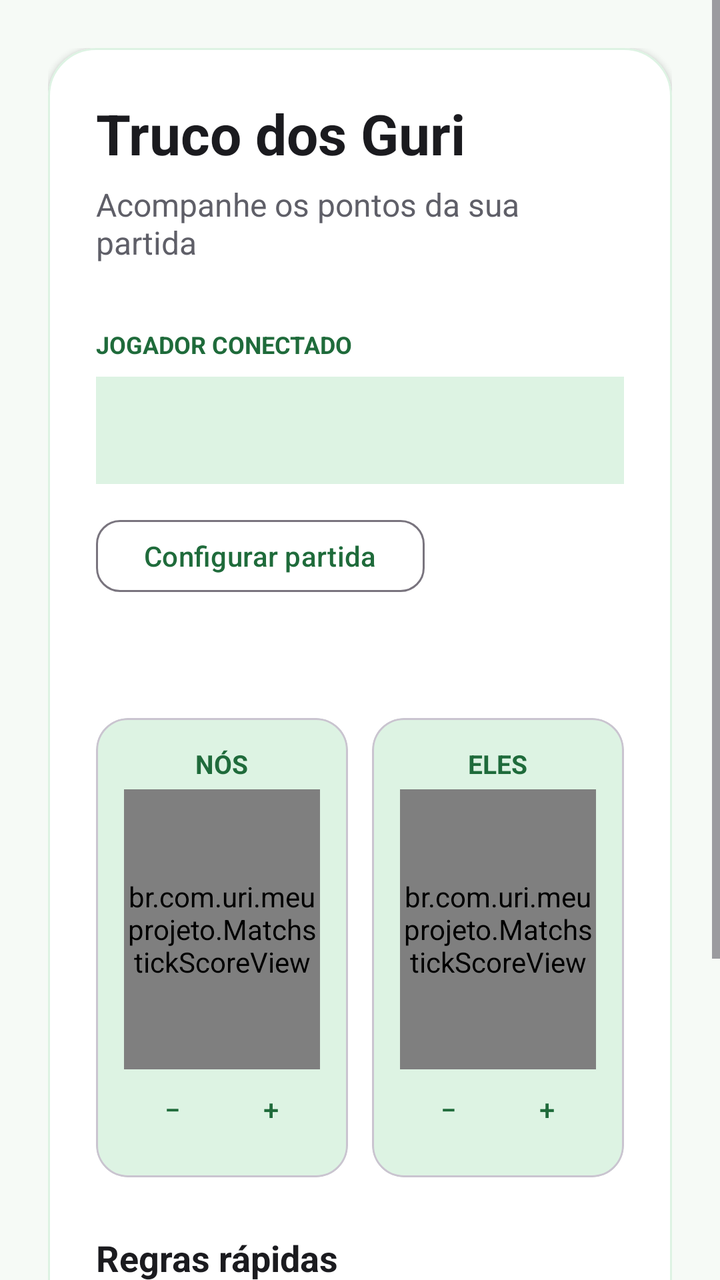
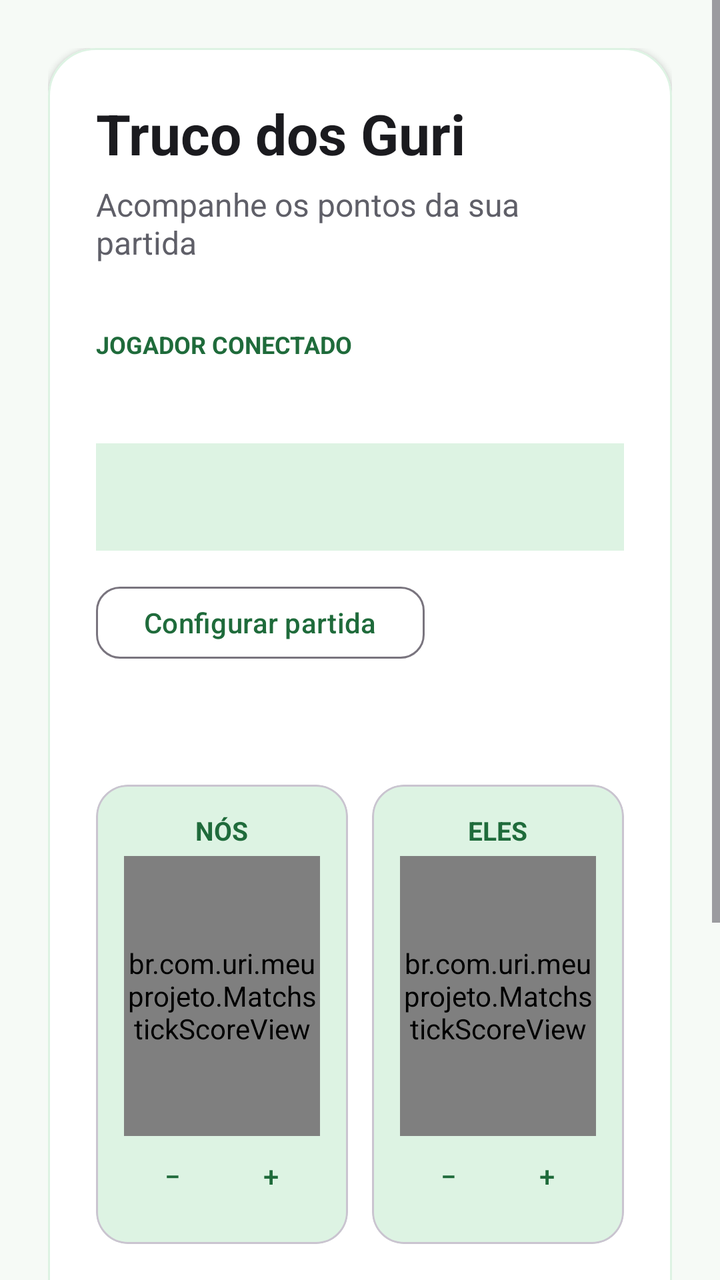

An Android layout rendered at two revisions. The XML below is the earlier revision; the diff shows what the commit changed to produce the second picture.
<!-- AndroidManifest.xml: application theme Theme.MyApplication -->
<!-- res/layout/activity_welcome.xml -->
<?xml version="1.0" encoding="utf-8"?>
<ScrollView
    xmlns:android="http://schemas.android.com/apk/res/android"
    xmlns:app="http://schemas.android.com/apk/res-auto"
    android:layout_width="match_parent"
    android:layout_height="match_parent"
    android:background="@color/screen_background"
    android:fillViewport="true">

    <LinearLayout
        android:layout_width="match_parent"
        android:layout_height="match_parent"
        android:gravity="center"
        android:orientation="vertical"
        android:padding="24dp">

        <com.google.android.material.card.MaterialCardView
            android:layout_width="match_parent"
            android:layout_height="wrap_content"
            app:cardBackgroundColor="@color/white"
            app:cardCornerRadius="24dp"
            app:cardElevation="2dp"
            app:strokeColor="@color/primary_container"
            app:strokeWidth="1dp">

            <LinearLayout
                android:layout_width="match_parent"
                android:layout_height="wrap_content"
                android:orientation="vertical"
                android:padding="24dp">

                <TextView
                    android:layout_width="wrap_content"
                    android:layout_height="wrap_content"
                    android:text="Truco dos Guri"
                    android:textColor="@color/text_primary"
                    android:textSize="28sp"
                    android:textStyle="bold" />

                <TextView
                    android:layout_width="wrap_content"
                    android:layout_height="wrap_content"
                    android:layout_marginTop="6dp"
                    android:text="Acompanhe os pontos da sua partida"
                    android:textColor="@color/text_secondary"
                    android:textSize="16sp" />

                <TextView
                    android:layout_width="wrap_content"
                    android:layout_height="wrap_content"
                    android:layout_marginTop="32dp"
                    android:text="JOGADOR CONECTADO"
                    android:textColor="@color/primary"
                    android:textSize="12sp"
                    android:textStyle="bold" />

                <TextView
                    android:id="@+id/tvUserEmail"
                    android:layout_width="match_parent"
                    android:layout_height="wrap_content"
                    android:layout_marginTop="8dp"
                    android:background="@color/primary_container"
                    android:padding="16dp"
                    android:textColor="@color/text_primary"
                    android:textSize="16sp" />

                <com.google.android.material.button.MaterialButton
                    android:id="@+id/btnMatchSettings"
                    style="@style/Widget.Material3.Button.OutlinedButton"
                    android:layout_width="wrap_content"
                    android:layout_height="44dp"
                    android:layout_marginTop="14dp"
                    android:text="Configurar partida"
                    android:textAllCaps="false"
                    app:cornerRadius="12dp" />

                <TextView
                    android:id="@+id/tvMatchStatus"
                    android:layout_width="match_parent"
                    android:layout_height="wrap_content"
                    android:layout_marginTop="28dp"
                    android:gravity="center"
                    android:textColor="@color/text_secondary"
                    android:textSize="14sp" />

                <LinearLayout
                    android:layout_width="match_parent"
                    android:layout_height="wrap_content"
                    android:layout_marginTop="12dp"
                    android:orientation="horizontal">

                    <com.google.android.material.card.MaterialCardView
                        android:layout_width="0dp"
                        android:layout_height="wrap_content"
                        android:layout_weight="1"
                        android:layout_marginEnd="6dp"
                        app:cardBackgroundColor="@color/primary_container"
                        app:cardCornerRadius="16dp">

                        <LinearLayout
                            android:layout_width="match_parent"
                            android:layout_height="wrap_content"
                            android:gravity="center"
                            android:orientation="vertical"
                            android:padding="14dp">

                            <TextView
                                android:layout_width="wrap_content"
                                android:layout_height="wrap_content"
                                android:text="NÓS"
                                android:textColor="@color/primary"
                                android:textSize="13sp"
                                android:textStyle="bold" />

                            <br.com.uri.meuprojeto.MatchstickScoreView
                                android:id="@+id/matchsticksTeamOne"
                                android:layout_width="wrap_content"
                                android:layout_height="140dp"
                                android:layout_marginTop="4dp"
                                android:minWidth="130dp" />

                            <LinearLayout
                                android:layout_width="match_parent"
                                android:layout_height="wrap_content"
                                android:orientation="horizontal">

                                <com.google.android.material.button.MaterialButton
                                    android:id="@+id/btnTeamOneDecrease"
                                    style="@style/Widget.Material3.Button.TextButton"
                                    android:layout_width="0dp"
                                    android:layout_height="40dp"
                                    android:layout_weight="1"
                                    android:text="−"
                                    android:textAllCaps="false" />

                                <com.google.android.material.button.MaterialButton
                                    android:id="@+id/btnTeamOneIncrease"
                                    style="@style/Widget.Material3.Button.TextButton"
                                    android:layout_width="0dp"
                                    android:layout_height="40dp"
                                    android:layout_weight="1"
                                    android:text="+"
                                    android:textAllCaps="false" />
                            </LinearLayout>
                        </LinearLayout>
                    </com.google.android.material.card.MaterialCardView>

                    <com.google.android.material.card.MaterialCardView
                        android:layout_width="0dp"
                        android:layout_height="wrap_content"
                        android:layout_weight="1"
                        android:layout_marginStart="6dp"
                        app:cardBackgroundColor="@color/primary_container"
                        app:cardCornerRadius="16dp">

                        <LinearLayout
                            android:layout_width="match_parent"
                            android:layout_height="wrap_content"
                            android:gravity="center"
                            android:orientation="vertical"
                            android:padding="14dp">

                            <TextView
                                android:layout_width="wrap_content"
                                android:layout_height="wrap_content"
                                android:text="ELES"
                                android:textColor="@color/primary"
                                android:textSize="13sp"
                                android:textStyle="bold" />

                            <br.com.uri.meuprojeto.MatchstickScoreView
                                android:id="@+id/matchsticksTeamTwo"
                                android:layout_width="wrap_content"
                                android:layout_height="140dp"
                                android:layout_marginTop="4dp"
                                android:minWidth="130dp" />

                            <LinearLayout
                                android:layout_width="match_parent"
                                android:layout_height="wrap_content"
                                android:orientation="horizontal">

                                <com.google.android.material.button.MaterialButton
                                    android:id="@+id/btnTeamTwoDecrease"
                                    style="@style/Widget.Material3.Button.TextButton"
                                    android:layout_width="0dp"
                                    android:layout_height="40dp"
                                    android:layout_weight="1"
                                    android:text="−"
                                    android:textAllCaps="false" />

                                <com.google.android.material.button.MaterialButton
                                    android:id="@+id/btnTeamTwoIncrease"
                                    style="@style/Widget.Material3.Button.TextButton"
                                    android:layout_width="0dp"
                                    android:layout_height="40dp"
                                    android:layout_weight="1"
                                    android:text="+"
                                    android:textAllCaps="false" />
                            </LinearLayout>
                        </LinearLayout>
                    </com.google.android.material.card.MaterialCardView>
                </LinearLayout>

                <TextView
                    android:layout_width="wrap_content"
                    android:layout_height="wrap_content"
                    android:layout_marginTop="28dp"
                    android:text="Regras rápidas"
                    android:textColor="@color/text_primary"
                    android:textSize="18sp"
                    android:textStyle="bold" />

                <TextView
                    android:layout_width="wrap_content"
                    android:layout_height="wrap_content"
                    android:layout_marginTop="10dp"
                    android:text=" Use + e − para alterar os pontos\n A primeira equipe a 30 vence\n O placar reinicia ao fim da partida"
                    android:textColor="@color/text_secondary"
                    android:textSize="16sp"
                    android:lineSpacingExtra="6dp" />

                <com.google.android.material.button.MaterialButton
                    android:id="@+id/btnLogout"
                    style="@style/Widget.Material3.Button.OutlinedButton"
                    android:layout_width="match_parent"
                    android:layout_height="52dp"
                    android:layout_marginTop="32dp"
                    android:text="Sair da conta"
                    android:textAllCaps="false"
                    android:textSize="16sp"
                    app:cornerRadius="14dp" />
            </LinearLayout>
        </com.google.android.material.card.MaterialCardView>
    </LinearLayout>
</ScrollView>
<!-- resources referenced by this layout -->
<resources>
  <color name="primary">#1F6B3B</color>
  <color name="primary_container">#DDF3E3</color>
  <color name="screen_background">#F6FAF6</color>
  <color name="text_primary">#1B1B1F</color>
  <color name="text_secondary">#5F5F68</color>
  <color name="white">#FFFFFFFF</color>
  <style name="Theme.MyApplication" parent="Base.Theme.MyApplication" />
  <style name="Base.Theme.MyApplication" parent="Theme.Material3.DayNight.NoActionBar">
          <item name="colorPrimary">@color/primary</item>
          <item name="colorOnPrimary">@color/white</item>
          <item name="colorPrimaryContainer">@color/primary_container</item>
          <item name="android:statusBarColor">@color/screen_background</item>
          <item name="android:navigationBarColor">@color/screen_background</item>
          <item name="android:windowLightStatusBar">true</item>
      </style>
</resources>

<!-- the commit's change to res/layout/activity_welcome.xml (unified diff, before → after) -->
@@ -55,10 +55,19 @@
                     android:textStyle="bold" />
 
                 <TextView
+                    android:id="@+id/tvUserName"
+                    android:layout_width="match_parent"
+                    android:layout_height="wrap_content"
+                    android:layout_marginTop="8dp"
+                    android:textColor="@color/text_primary"
+                    android:textSize="22sp"
+                    android:textStyle="bold" />
+
+                <TextView
                     android:id="@+id/tvUserEmail"
                     android:layout_width="match_parent"
                     android:layout_height="wrap_content"
-                    android:layout_marginTop="8dp"
+                    android:layout_marginTop="4dp"
                     android:background="@color/primary_container"
                     android:padding="16dp"
                     android:textColor="@color/text_primary"
